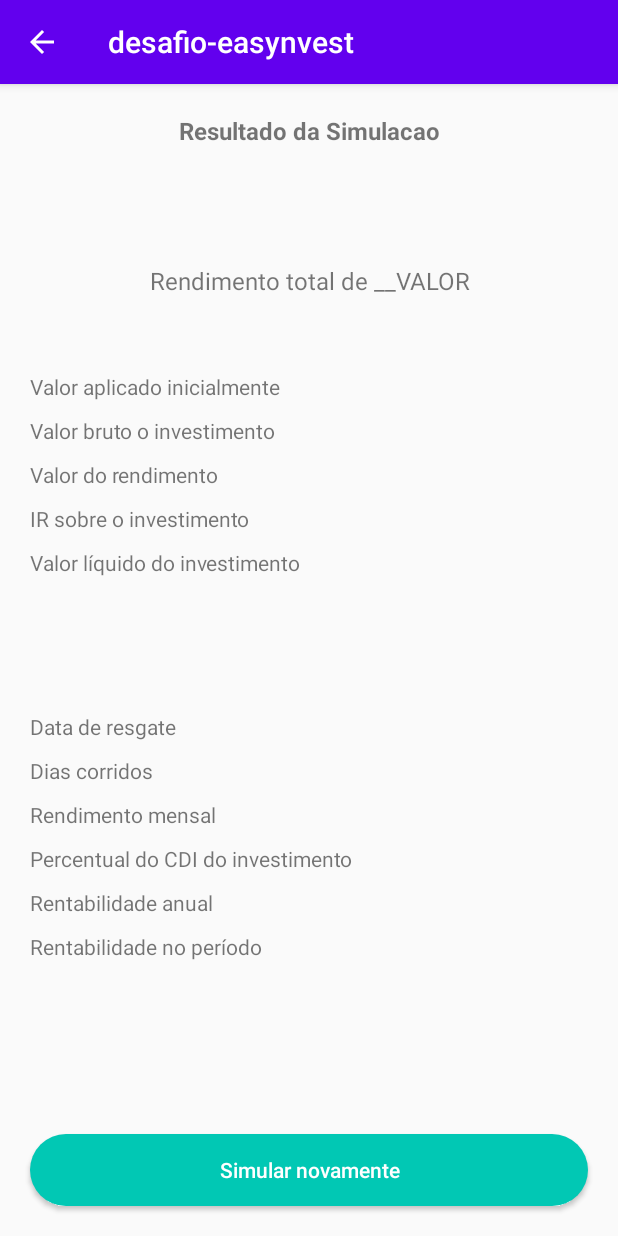
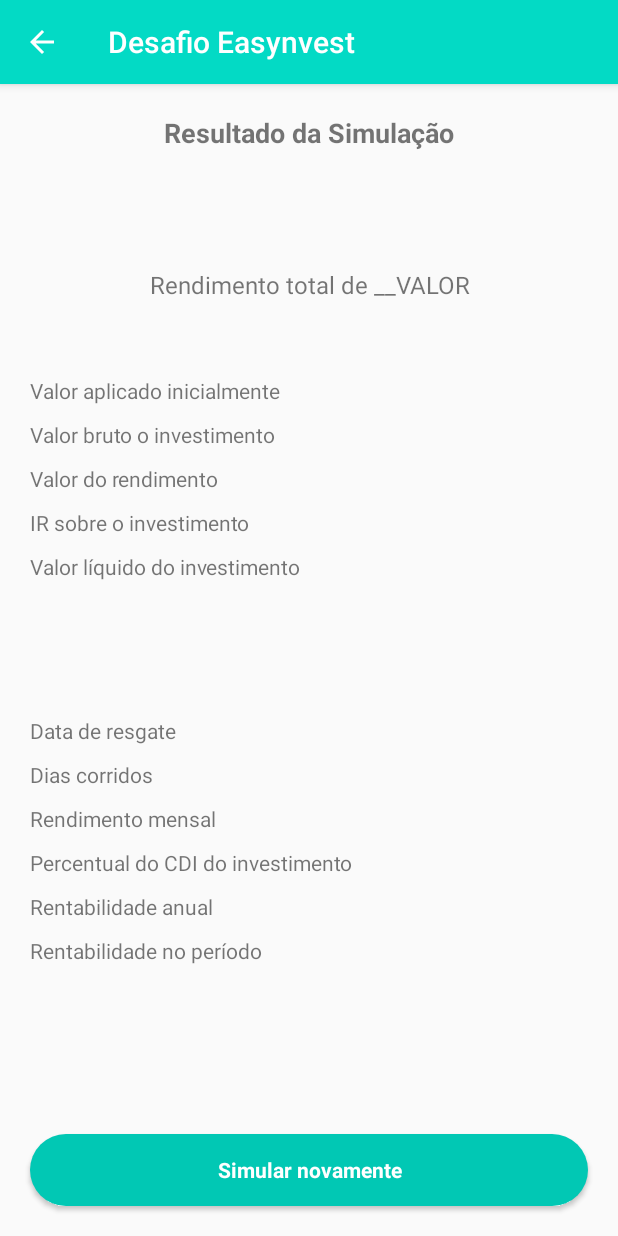
Before and after one commit to edferreira3005/desafio-easynvest, an Android app: the fragment FragmentSimulatorResult placed in its activity, on a phone screen of 412 x 824 dp. Run offline under Robolectric (Android 15) with nearby library versions, the phone set to English and light mode, and no system bars; our stand-ins replace RxJava.

Commit message:
realizando ajustes de layout e icone de lancamento

```diff
--- a/app/src/main/AndroidManifest.xml
+++ b/app/src/main/AndroidManifest.xml
@@ -9,9 +9,9 @@
     <application
         android:name=".application.EasyApplication"
         android:allowBackup="true"
-        android:icon="@mipmap/ic_launcher"
+        android:icon="@drawable/icone_app"
         android:label="@string/app_name"
-        android:roundIcon="@mipmap/ic_launcher_round"
+        android:roundIcon="@drawable/icone_app"
         android:supportsRtl="true"
         android:theme="@style/AppTheme">
         <activity android:name=".screens.MainActivity"
--- a/app/src/main/res/layout/layout_fragment_imput_simulator.xml
+++ b/app/src/main/res/layout/layout_fragment_imput_simulator.xml
@@ -24,6 +24,7 @@
                 android:layout_width="match_parent"
                 android:layout_height="wrap_content"
                 android:layout_margin="20dp"
+                android:fontFamily="sans-serif"
                 android:gravity="center"
                 android:text="@string/quando_aplicar"
                 app:layout_constraintEnd_toEndOf="parent"
@@ -35,6 +36,7 @@
                 android:layout_width="match_parent"
                 android:layout_height="wrap_content"
                 android:layout_margin="20dp"
+                android:fontFamily="sans-serif"
                 android:gravity="center"
                 android:hint="@string/rs"
                 android:autofillHints="@string/rs"
@@ -50,6 +52,7 @@
                 android:id="@+id/tvVencimento"
                 android:layout_width="match_parent"
                 android:layout_height="wrap_content"
+                android:fontFamily="sans-serif"
                 android:layout_margin="20dp"
                 android:gravity="center"
                 android:text="@string/data_vencimento"
@@ -61,6 +64,7 @@
                 android:id="@+id/etDataVencimento"
                 android:layout_width="match_parent"
                 android:layout_height="wrap_content"
+                android:fontFamily="sans-serif"
                 android:layout_margin="20dp"
                 android:gravity="center"
                 android:hint="@string/data"
@@ -77,6 +81,7 @@
                 android:id="@+id/tvPercentualCDI"
                 android:layout_width="match_parent"
                 android:layout_height="wrap_content"
+                android:fontFamily="sans-serif"
                 android:layout_margin="20dp"
                 android:gravity="center"
                 android:text="@string/qual_percentual_cdi"
@@ -88,6 +93,7 @@
                 android:id="@+id/etPercentualCDI"
                 android:layout_width="match_parent"
                 android:layout_height="wrap_content"
+                android:fontFamily="sans-serif"
                 android:layout_margin="20dp"
                 android:gravity="center"
                 android:hint="@string/porcent"
@@ -107,12 +113,14 @@
         android:id="@+id/btnSimular"
         android:layout_width="match_parent"
         android:layout_height="wrap_content"
+        android:fontFamily="sans-serif"
         app:layout_constraintEnd_toEndOf="parent"
         app:layout_constraintStart_toStartOf="parent"
         app:layout_constraintBottom_toBottomOf="parent"
         android:textAllCaps="false"
         android:text="@string/simular"
         android:enabled="false"
+        android:textStyle="bold"
         android:background="@drawable/easy_btn"
         android:textColor="@android:color/white"
         android:layout_margin="20dp"/>
--- a/app/src/main/res/layout/layout_fragment_simulator_result.xml
+++ b/app/src/main/res/layout/layout_fragment_simulator_result.xml
@@ -26,15 +26,17 @@
                 android:text="@string/resultado"
                 android:gravity="center"
                 android:textAlignment="center"
+                android:fontFamily="sans-serif"
                 android:layout_margin="20dp"
                 android:textStyle="bold"
-                android:textSize="16sp"
+                android:textSize="18sp"
                 app:layout_constraintTop_toTopOf="parent"
                 app:layout_constraintStart_toStartOf="parent"
                 app:layout_constraintEnd_toEndOf="parent"/>
 
             <TextView
                 android:id="@+id/tvValResultado"
+                android:fontFamily="sans-serif"
                 android:layout_width="match_parent"
                 android:layout_height="wrap_content"
                 app:layout_constraintTop_toBottomOf="@+id/tvResultado"
@@ -50,6 +52,7 @@
 
             <TextView
                 android:id="@+id/tvRendimentoTotal"
+                android:fontFamily="sans-serif"
                 android:layout_width="match_parent"
                 android:layout_height="wrap_content"
                 android:text="@string/rendimento_total"
@@ -63,8 +66,10 @@
 
             <TextView
                 android:id="@+id/tvDesValAplicadoInicial"
+                android:fontFamily="sans-serif"
                 android:layout_width="wrap_content"
                 android:layout_height="wrap_content"
+                android:textSize="14sp"
                 app:layout_constraintTop_toBottomOf="@+id/tvRendimentoTotal"
                 app:layout_constraintStart_toStartOf="parent"
                 android:layout_marginTop="50dp"
@@ -75,6 +80,8 @@
 
             <TextView
                 android:id="@+id/tvValAplicadoInicial"
+                android:fontFamily="sans-serif"
+                android:textSize="14sp"
                 android:layout_width="wrap_content"
                 android:layout_height="wrap_content"
                 app:layout_constraintTop_toBottomOf="@+id/tvRendimentoTotal"
@@ -87,6 +94,8 @@
 
             <TextView
                 android:id="@+id/tvDesValBruto"
+                android:fontFamily="sans-serif"
+                android:textSize="14sp"
                 android:layout_width="wrap_content"
                 android:layout_height="wrap_content"
                 app:layout_constraintTop_toBottomOf="@+id/tvDesValAplicadoInicial"
@@ -99,6 +108,8 @@
 
             <TextView
                 android:id="@+id/tvValBruto"
+                android:fontFamily="sans-serif"
+                android:textSize="14sp"
                 android:layout_width="wrap_content"
                 android:layout_height="wrap_content"
                 app:layout_constraintTop_toBottomOf="@+id/tvValAplicadoInicial"
@@ -112,6 +123,7 @@
             <TextView
                 android:id="@+id/tvDesValRendimento"
                 android:layout_width="wrap_content"
+                android:textSize="14sp"
                 android:layout_height="wrap_content"
                 app:layout_constraintTop_toBottomOf="@+id/tvDesValBruto"
                 app:layout_constraintStart_toStartOf="parent"
@@ -124,6 +136,7 @@
             <TextView
                 android:id="@+id/tvValRendimento"
                 android:layout_width="wrap_content"
+                android:textSize="14sp"
                 android:layout_height="wrap_content"
                 app:layout_constraintTop_toBottomOf="@+id/tvValBruto"
                 app:layout_constraintEnd_toEndOf="parent"
@@ -136,6 +149,7 @@
             <TextView
                 android:id="@+id/tvDesValIRRendimento"
                 android:layout_width="wrap_content"
+                android:textSize="14sp"
                 android:layout_height="wrap_content"
                 app:layout_constraintTop_toBottomOf="@+id/tvDesValRendimento"
                 app:layout_constraintStart_toStartOf="parent"
@@ -147,6 +161,8 @@
 
             <TextView
                 android:id="@+id/tvValIRRendimento"
+                android:fontFamily="sans-serif"
+                android:textSize="14sp"
                 android:layout_width="wrap_content"
                 android:layout_height="wrap_content"
                 app:layout_constraintTop_toBottomOf="@+id/tvValRendimento"
@@ -160,6 +176,8 @@
             <TextView
                 android:id="@+id/tvDesValLiquido"
                 android:layout_width="wrap_content"
+                android:textSize="14sp"
+                android:fontFamily="sans-serif"
                 android:layout_height="wrap_content"
                 app:layout_constraintTop_toBottomOf="@+id/tvDesValIRRendimento"
                 app:layout_constraintStart_toStartOf="parent"
@@ -171,6 +189,8 @@
 
             <TextView
                 android:id="@+id/tvValLiquido"
+                android:fontFamily="sans-serif"
+                android:textSize="14sp"
                 android:layout_width="wrap_content"
                 android:layout_height="wrap_content"
                 app:layout_constraintTop_toBottomOf="@+id/tvValIRRendimento"
@@ -183,6 +203,8 @@
 
             <TextView
                 android:id="@+id/tvDesDataResgate"
+                android:textSize="14sp"
+                android:fontFamily="sans-serif"
                 android:layout_width="wrap_content"
                 android:layout_height="wrap_content"
                 app:layout_constraintTop_toBottomOf="@+id/tvDesValLiquido"
@@ -195,6 +217,8 @@
 
             <TextView
                 android:id="@+id/tvValDataResgate"
+                android:textSize="14sp"
+                android:fontFamily="sans-serif"
                 android:layout_width="wrap_content"
                 android:layout_height="wrap_content"
                 app:layout_constraintTop_toBottomOf="@+id/tvValLiquido"
@@ -207,6 +231,8 @@
 
             <TextView
                 android:id="@+id/tvDesDiasCorridos"
+                android:textSize="14sp"
+                android:fontFamily="sans-serif"
                 android:layout_width="wrap_content"
                 android:layout_height="wrap_content"
                 app:layout_constraintTop_toBottomOf="@+id/tvDesDataResgate"
@@ -219,7 +245,9 @@
 
             <TextView
                 android:id="@+id/tvValDiasCorridos"
+                android:textSize="14sp"
                 android:layout_width="wrap_content"
+                android:fontFamily="sans-serif"
                 android:layout_height="wrap_content"
                 app:layout_constraintTop_toBottomOf="@+id/tvValDataResgate"
                 app:layout_constraintEnd_toEndOf="parent"
@@ -231,6 +259,8 @@
 
             <TextView
                 android:id="@+id/tvDesRendimentoMensal"
+                android:textSize="14sp"
+                android:fontFamily="sans-serif"
                 android:layout_width="wrap_content"
                 android:layout_height="wrap_content"
                 app:layout_constraintTop_toBottomOf="@+id/tvDesDiasCorridos"
@@ -243,6 +273,8 @@
 
             <TextView
                 android:id="@+id/tvValRendimentoMensal"
+                android:textSize="14sp"
+                android:fontFamily="sans-serif"
                 android:layout_width="wrap_content"
                 android:layout_height="wrap_content"
                 app:layout_constraintTop_toBottomOf="@+id/tvValDiasCorridos"
@@ -255,6 +287,8 @@
 
             <TextView
                 android:id="@+id/tvDesPercentualCDI"
+                android:textSize="14sp"
+                android:fontFamily="sans-serif"
                 android:layout_width="wrap_content"
                 android:layout_height="wrap_content"
                 app:layout_constraintTop_toBottomOf="@+id/tvDesRendimentoMensal"
@@ -267,6 +301,8 @@
 
             <TextView
                 android:id="@+id/tvValPercentualCDI"
+                android:textSize="14sp"
+                android:fontFamily="sans-serif"
                 android:layout_width="wrap_content"
                 android:layout_height="wrap_content"
                 app:layout_constraintTop_toBottomOf="@+id/tvValRendimentoMensal"
@@ -279,6 +315,8 @@
 
             <TextView
                 android:id="@+id/tvDesRentabilidadeAnual"
+                android:textSize="14sp"
+                android:fontFamily="sans-serif"
                 android:layout_width="wrap_content"
                 android:layout_height="wrap_content"
                 app:layout_constraintTop_toBottomOf="@+id/tvDesPercentualCDI"
@@ -291,6 +329,8 @@
 
             <TextView
                 android:id="@+id/tvValRentabilidadeAnual"
+                android:textSize="14sp"
+                android:fontFamily="sans-serif"
                 android:layout_width="wrap_content"
                 android:layout_height="wrap_content"
                 app:layout_constraintTop_toBottomOf="@+id/tvValPercentualCDI"
@@ -303,6 +343,8 @@
 
             <TextView
                 android:id="@+id/tvDesRentabilidadePeriodo"
+                android:textSize="14sp"
+                android:fontFamily="sans-serif"
                 android:layout_width="wrap_content"
                 android:layout_height="wrap_content"
                 app:layout_constraintTop_toBottomOf="@+id/tvDesRentabilidadeAnual"
@@ -315,12 +357,14 @@
 
             <TextView
                 android:id="@+id/tvValRentabilidadePeriodo"
+                android:fontFamily="sans-serif"
                 android:layout_width="wrap_content"
                 android:layout_height="wrap_content"
                 app:layout_constraintTop_toBottomOf="@+id/tvValRentabilidadeAnual"
                 app:layout_constraintEnd_toEndOf="parent"
                 android:layout_marginTop="10dp"
                 android:layout_marginEnd="20dp"
+                android:textSize="14sp"
                 android:gravity="end"
                 tools:text="@string/val_rendimento_periodo"
                 android:layout_marginRight="20dp" />
@@ -331,11 +375,13 @@
     <Button
         android:id="@+id/btnSumularNovamente"
         android:layout_width="match_parent"
+        android:fontFamily="sans-serif"
         android:layout_height="wrap_content"
         app:layout_constraintBottom_toBottomOf="parent"
         app:layout_constraintStart_toStartOf="parent"
         app:layout_constraintEnd_toEndOf="parent"
         android:textAllCaps="false"
+        android:textStyle="bold"
         android:background="@drawable/easy_btn"
         android:textColor="@android:color/white"
         android:text="@string/sumular_novamente"
--- a/app/src/main/res/values/colors.xml
+++ b/app/src/main/res/values/colors.xml
@@ -1,7 +1,7 @@
 <?xml version="1.0" encoding="utf-8"?>
 <resources>
-    <color name="colorPrimary">#6200EE</color>
-    <color name="colorPrimaryDark">#3700B3</color>
+    <color name="colorPrimary">#03DAC5</color>
+    <color name="colorPrimaryDark">#01C8B4</color>
     <color name="colorAccent">#03DAC5</color>
     <color name="btn_normal">#01C8B4</color>
     <color name="btn_click">@color/colorAccent</color>
--- a/app/src/main/res/values/strings.xml
+++ b/app/src/main/res/values/strings.xml
@@ -1,11 +1,11 @@
 <resources>
-    <string name="app_name">desafio-easynvest</string>
-    <string name="quando_aplicar">Quanto voce gostaria de aplicar? *</string>
+    <string name="app_name">Desafio Easynvest</string>
+    <string name="quando_aplicar">Quanto você gostaria de aplicar? *</string>
     <string name="rs">R$</string>
     <string name="data_vencimento">Qual a data de vencimento do investimento? *</string>
     <string name="data">dia/mes/ano</string>
     <string name="porcent">100%</string>
-    <string name="resultado">Resultado da Simulacao</string>
+    <string name="resultado">Resultado da Simulação</string>
     <string name="val_result">R$ 1.088,69</string>
     <string name="rendimento_total">Rendimento total de __VALOR</string>
     <string name="aplicado_inicial">Valor aplicado inicialmente</string>
```
Also changed, not shown: app/src/main/res/drawable/icone_app.png (added).
